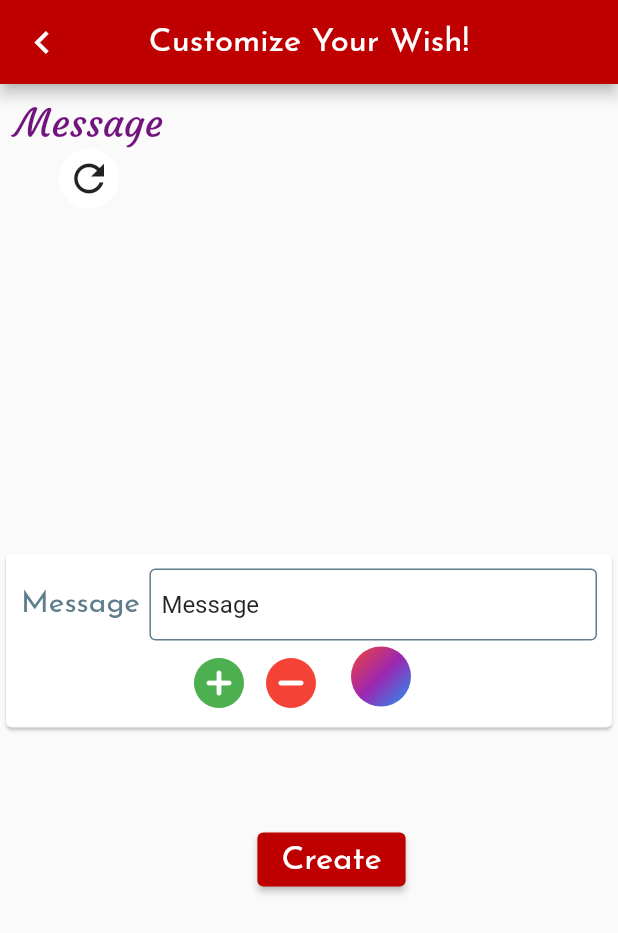
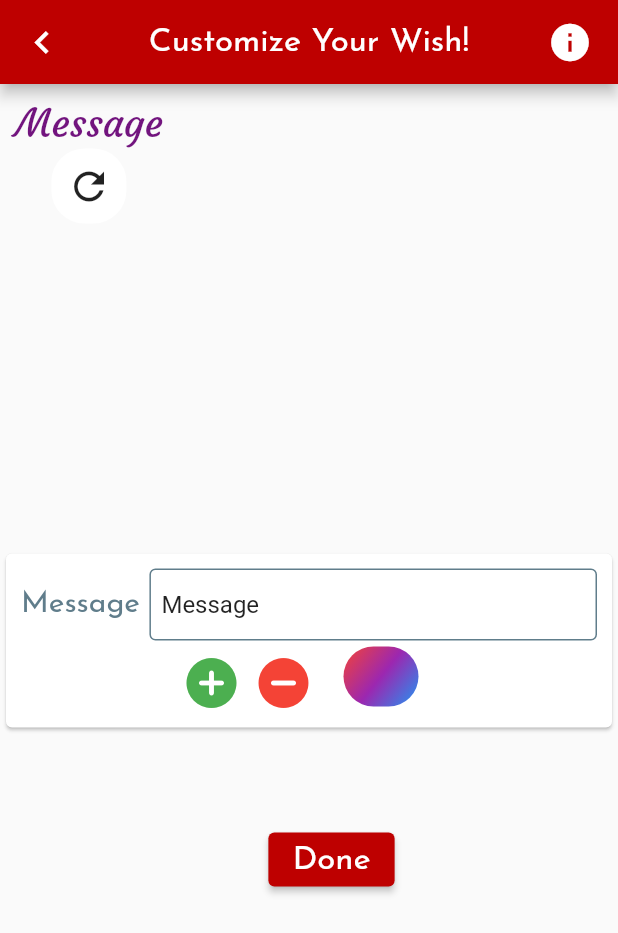
Before and after one commit to nayanabhatm/Wisher, a Flutter app: the UserInputScreen screen opened directly, on a phone screen of 412 x 824 dp. Shown: the top 933 px of the screen. Run offline on Flutter 3.47's test engine with Material 2 defaults, Android fonts, the phone set to English and light mode, and no system bars; our stand-ins replace cached_network_image, connectivity, firebase_core, firebase_storage, image_picker, share; accounts and stored records are empty.

Commit message:
few fixes and cleanup

```diff
--- a/lib/main.dart
+++ b/lib/main.dart
@@ -1,6 +1,8 @@
 import 'package:firebase_core/firebase_core.dart';
 import 'package:flutter/material.dart';
+import 'package:provider/provider.dart';
 import 'package:wisher/screens/all_wishes.dart';
+import 'package:wisher/utils/state_store.dart';
 import 'package:wisher/utils/widget_style.dart';
 
 void main() async {
@@ -14,12 +16,19 @@
 
   @override
   Widget build(BuildContext context) {
-    return MaterialApp(
+    return ChangeNotifierProvider(
+      create: (context) => StateStore(),
+      child: MaterialApp(
         theme: ThemeData(
           elevatedButtonTheme: ElevatedButtonThemeData(
             style: ButtonStyle(
-            backgroundColor: MaterialStateProperty.all(
-              Styles.primaryColor,
+              backgroundColor: MaterialStateProperty.resolveWith<Color>(
+                (states) {
+                  if (states.contains(MaterialState.disabled)) {
+                    return Styles.colorGrey;
+                  }
+                  return Styles.primaryColor;
+                },
               ),
             ),
           ),
@@ -44,6 +53,7 @@
         ),
         color: Styles.colorWhite,
         home: const Wishes(),
+      ),
     );
   }
 }
--- a/lib/models/message_model.dart
+++ b/lib/models/message_model.dart
@@ -9,7 +9,6 @@
     this.messageFont = Constants.initialFontSize,
     this.messageFinalAngle = Constants.initialAngel,
     this.messageOffsetAngle = Constants.initialAngel,
-    this.showRotateIcon = true,
   });
 
   Color messageColor;
@@ -18,5 +17,4 @@
   double messageFont;
   double messageFinalAngle;
   double messageOffsetAngle;
-  bool showRotateIcon;
 }
--- a/lib/screens/existing_template_screen.dart
+++ b/lib/screens/existing_template_screen.dart
@@ -11,7 +11,8 @@
 
   @override
   Widget build(BuildContext context) {
-    return Scaffold(
+    return SafeArea(
+      child: Scaffold(
         body: Column(
           children: [
             const WisherBanner(
@@ -47,6 +48,7 @@
               ),
             ),
           ],
+        ),
       ),
     );
   }
--- a/lib/screens/firebase_images_list.dart
+++ b/lib/screens/firebase_images_list.dart
@@ -78,9 +78,9 @@
                                     ),
                                   );
                                 },
-                                child: FirebaseImage(
-                                  imageUrl: image.value,
+                                child: ImageWidget(
                                   imageProvider: imageProvider,
+                                  boxFit: BoxFit.fill,
                                 ),
                               ),
                               fadeInCurve: Curves.easeIn,
--- a/lib/screens/user_input.dart
+++ b/lib/screens/user_input.dart
@@ -1,3 +1,4 @@
+import 'dart:io';
 import 'dart:typed_data';
 import 'dart:ui' as ui;
 
@@ -12,6 +13,7 @@
 import 'package:wisher/utils/state_store.dart';
 import 'package:wisher/utils/widget_style.dart';
 import 'package:wisher/widgets/app_bar.dart';
+import 'package:wisher/widgets/app_dialog.dart';
 import 'package:wisher/widgets/error_card.dart';
 import 'package:wisher/widgets/firebase_image.dart';
 import 'package:wisher/widgets/message_card.dart';
@@ -24,7 +26,6 @@
     this.directoryName,
     this.fileName,
     this.imageFileName,
-    this.imageUInt8list,
   }) : super(key: key);
 
   final String imageUrl;
@@ -32,7 +33,6 @@
   final String directoryName;
   final String fileName;
   final String imageFileName;
-  final Uint8List imageUInt8list;
 
   @override
   _UserInputScreenState createState() => _UserInputScreenState();
@@ -40,15 +40,47 @@
 
 class _UserInputScreenState extends State<UserInputScreen> {
   final GlobalKey _globalKey = GlobalKey();
+  bool showRotateIcon = true;
 
   @override
   Widget build(BuildContext context) {
     ThemeData themeData = Theme.of(context);
-    return ChangeNotifierProvider(
-      create: (context) => StateStore(),
-      child: Scaffold(
-        appBar: const WisherAppBar(
+    return Scaffold(
+      appBar: WisherAppBar(
         appBarText: Constants.customizeWish,
+        actions: [
+          Padding(
+            padding: const EdgeInsets.only(right: Styles.padding8),
+            child: IconButton(
+              onPressed: () {
+                showDialog(
+                  context: context,
+                  builder: (BuildContext context) {
+                    return Container(
+                      margin: const EdgeInsets.all(Styles.padding10),
+                      child: Dialog(
+                        insetPadding: const EdgeInsets.all(Styles.padding10),
+                        child: Column(
+                          mainAxisSize: MainAxisSize.min,
+                          children: const [
+                            Text(
+                                '1. Drag the message horizontally and place it whereever needed on the image'),
+                            Text(
+                                '2. Use the Rotate icon to rotate the messages as needed. '),
+                          ],
+                        ),
+                      ),
+                    );
+                  },
+                );
+              },
+              icon: const Icon(
+                Icons.info,
+                size: Styles.buttonIconSize30,
+              ),
+            ),
+          )
+        ],
       ),
       body: StreamBuilder(
         stream: Connectivity().onConnectivityChanged,
@@ -76,26 +108,35 @@
                               horizontal: Styles.margin20,
                             ),
                             child: Padding(
-                                padding: const EdgeInsets.only(
-                                    left: Styles.padding30),
-                                child: ElevatedButton(
+                              padding:
+                                  const EdgeInsets.only(left: Styles.padding30),
+                              child: Row(
+                                mainAxisAlignment:
+                                    MainAxisAlignment.spaceEvenly,
+                                children: [
+                                  ElevatedButton(
                                     child: Text(
-                                    Constants.create,
+                                      Constants.done,
                                       style: themeData.textTheme.bodyText1,
                                     ),
                                     onPressed: () async {
-                                    stateStore.resetShowRotateIcon();
-                                    Uint8List imageUInt8list =
-                                        await _capturePng(context);
+                                      Uint8List imageBytes;
 
-                                    if (imageUInt8list != null) {
-                                      await showCreateShareDialog(
-                                          context,
-                                          imageUInt8list,
-                                          themeData,
-                                          stateStore);
-                                    }
+                                      setState(() {
+                                        showRotateIcon = false;
+                                      });
+
+                                      AppDialog.showProgressIndicator(context);
+                                      await Future.delayed(
+                                          const Duration(seconds: 1), () async {
+                                        imageBytes = await _capturePng(context);
+                                      });
+                                      Navigator.pop(context);
+
+                                      showShareDialog(context, imageBytes);
                                     },
+                                  ),
+                                ],
                               ),
                             ),
                           ),
@@ -109,12 +150,10 @@
           );
         },
       ),
-      ),
     );
   }
 
-  showCreateShareDialog(BuildContext context, Uint8List imageUInt8list,
-      ThemeData themeData, StateStore stateStore) async {
+  showShareDialog(BuildContext context, Uint8List imageUInt8list) async {
     showDialog(
       barrierDismissible: false,
       context: context,
@@ -133,21 +172,24 @@
               ElevatedButton(
                 child: Text(
                   Constants.close,
-                  style: themeData.textTheme.bodyText1,
+                  style: Theme.of(context).textTheme.bodyText1,
                 ),
                 onPressed: () async {
-                  stateStore.setShowRotateIcon();
+                  setState(() {
+                    showRotateIcon = true;
+                  });
                   Navigator.pop(context);
                 },
               ),
               ElevatedButton(
                 child: Text(
                   Constants.share,
-                  style: themeData.textTheme.bodyText1,
+                  style: Theme.of(context).textTheme.bodyText1,
                 ),
                 onPressed: () async {
                   String directoryName =
                       await ReadOrWriteImages.getFilePath(widget.fileName);
+
                   Share.shareFiles([directoryName],
                       text: Constants.sharedFromApp);
                 },
@@ -194,12 +236,15 @@
         child: Stack(
           alignment: Alignment.center,
           children: [
-            if (widget.imageUInt8list != null)
-              Image.memory(widget.imageUInt8list),
-            if (widget.imageUrl != null && widget.imageProvider != null)
-              FirebaseImage(
-                imageUrl: widget.imageUrl,
+            if (widget.imageUrl != null && widget.imageProvider == null)
+              ImageWidget(
+                imageProvider: FileImage(File(widget.imageUrl)),
+                boxFit: BoxFit.contain,
+              ),
+            if (widget.imageProvider != null && widget.imageUrl != null)
+              ImageWidget(
                 imageProvider: widget.imageProvider,
+                boxFit: BoxFit.fill,
               ),
             ...stateStore.messageModelsList
                 .map(
@@ -216,7 +261,7 @@
                       child: Column(
                         children: [
                           _rotateMessage(message, themeData),
-                          if (message.showRotateIcon ?? false)
+                          if (showRotateIcon)
                             _showRotateIcon(message, stateStore)
                         ],
                       ),
@@ -234,8 +279,8 @@
     return Transform.rotate(
       angle: message.messageFinalAngle,
       child: Container(
-        height: Styles.containerHeight40,
-        width: Styles.containerWidth40,
+        height: Styles.container50,
+        width: Styles.container50,
         decoration: BoxDecoration(
           borderRadius: BorderRadius.circular(Styles.circularRadius22),
           color: Styles.colorWhite,
@@ -303,8 +348,7 @@
       ByteData byteData =
           await image.toByteData(format: ui.ImageByteFormat.png);
       var pngBytes = byteData.buffer.asUint8List();
-      //var bs64 = base64Encode(pngBytes);
-      ReadOrWriteImages.saveFile(pngBytes, widget.fileName);
+      ReadOrWriteImages.writeImageBytesToFile(pngBytes, widget.fileName);
       return pngBytes;
     } catch (e) {
       return null;
--- a/lib/utils/constants.dart
+++ b/lib/utils/constants.dart
@@ -8,9 +8,10 @@
       'Something went wrong. Please check your InternetConnectivity';
   static const String noImages = 'No Images';
   static const String customizeWish = 'Customize Your Wish!';
-  static const String create = 'Create';
+  static const String done = 'Done';
   static const String close = 'Close';
   static const String share = 'Share';
+  static const String reset = 'Reset';
   static const String message = 'Message';
   static const String fontSizePicker = 'FontSize Picker';
   static const String colorPicker = 'Color Picker';
@@ -23,7 +24,9 @@
       'assets/images/pick_from_templates.jpg';
   static const String wishesStr = 'Wishes';
   static const String templates = 'Templates';
+  static const String pleaseWait = 'Please Wait...';
   static const String pinImagePath = 'assets/images/pin.png';
+  static const String imageName = 'Image.jpg';
 
   // Wish String constants
   static const String republicDay = 'RepublicDay';
--- a/lib/utils/widget_style.dart
+++ b/lib/utils/widget_style.dart
@@ -11,6 +11,7 @@
   static const double padding10 = 10.0;
   static const double padding20 = 20.0;
   static const double padding30 = 30.0;
+  static const double padding45 = 45.0;
 
   // Others
   static const double noteHeight = 180.0;
@@ -19,12 +20,14 @@
   static const double progressIndicatorSize = 60.0;
   static const double progressIndicatorStrokeWidth = 6.0;
   static const double buttonIconSize30 = 30.0;
-  static const double containerWidth40 = 40.0;
-  static const double containerHeight40 = 40.0;
+  static const double container40 = 40.0;
+  static const double container50 = 50.0;
   static const double refreshIconSize = 30.0;
   static const double colorBoxSize = 25.0;
   static const double elevation = 10.0;
+  static const double dialogHeight = 200;
 
+  static const double circularRadius4 = 4.0;
   static const double circularRadius10 = 10.0;
   static const double circularRadius22 = 22.0;
   static const double circularRadius32 = 32.0;
@@ -37,6 +40,7 @@
   static const Color colorBlue = Colors.blue;
   static const Color colorGreen = Colors.green;
   static Color colorGreyShade300 = Colors.grey.shade300;
+  static Color colorGrey = const Color(0xffcccccc);
   static const Color transparentColor = Colors.transparent;
   static const Color colorBlack = Colors.black;
 
--- a/lib/widgets/app_bar.dart
+++ b/lib/widgets/app_bar.dart
@@ -5,9 +5,11 @@
   const WisherAppBar({
     Key key,
     @required this.appBarText,
+    this.actions,
   }) : super(key: key);
 
   final String appBarText;
+  final List<Widget> actions;
 
   @override
   Widget build(BuildContext context) {
@@ -28,6 +30,7 @@
           Navigator.pop(context);
         },
       ),
+      actions: actions,
     );
   }
 
--- a/lib/widgets/message_card.dart
+++ b/lib/widgets/message_card.dart
@@ -62,7 +62,7 @@
                 icon: const Icon(
                   Icons.add_circle_rounded,
                   color: Styles.colorGreen,
-                  size: Styles.containerHeight40,
+                  size: Styles.container40,
                 ),
               ),
               IconButton(
@@ -73,15 +73,15 @@
                 icon: const Icon(
                   Icons.remove_circle_rounded,
                   color: Styles.colorRed,
-                  size: Styles.containerHeight40,
+                  size: Styles.container40,
                 ),
               ),
               const SizedBox(
                 width: Styles.padding20,
               ),
               SizedBox(
-                width: Styles.containerWidth40,
-                height: Styles.containerHeight40,
+                width: Styles.container50,
+                height: Styles.container40,
                 child: Ink(
                   decoration: BoxDecoration(
                     gradient: const LinearGradient(
@@ -110,7 +110,7 @@
                               mainAxisSize: MainAxisSize.min,
                               children: [
                                 const SizedBox(
-                                  height: Styles.containerHeight40,
+                                  height: Styles.container40,
                                   child: Center(
                                     child: Text(Constants.colorPicker),
                                   ),
```
Also changed, not shown: lib/screens/all_wishes.dart (+4 -6 lines), lib/utils/read_or_write_images.dart (+4 -5 lines), lib/utils/state_store.dart (+0 -14 lines), lib/widgets/app_dialog.dart (added, +50 -0 lines), lib/widgets/firebase_image.dart (+6 -6 lines). Lines whose indentation alone changed are shown as unchanged.
